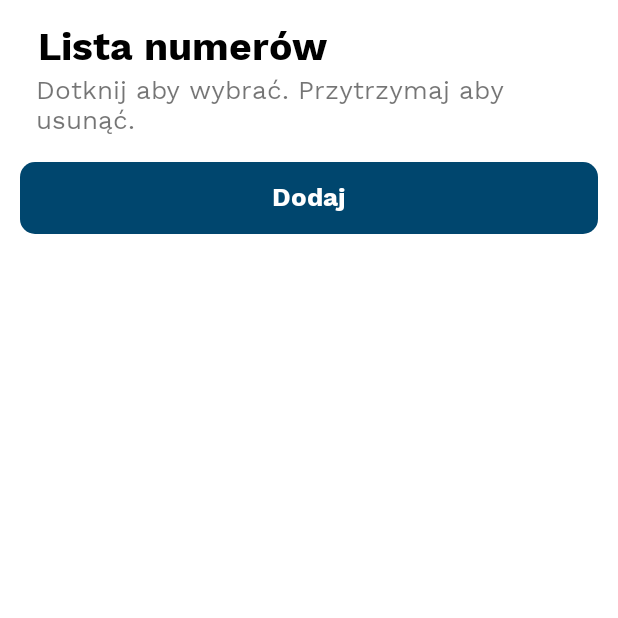
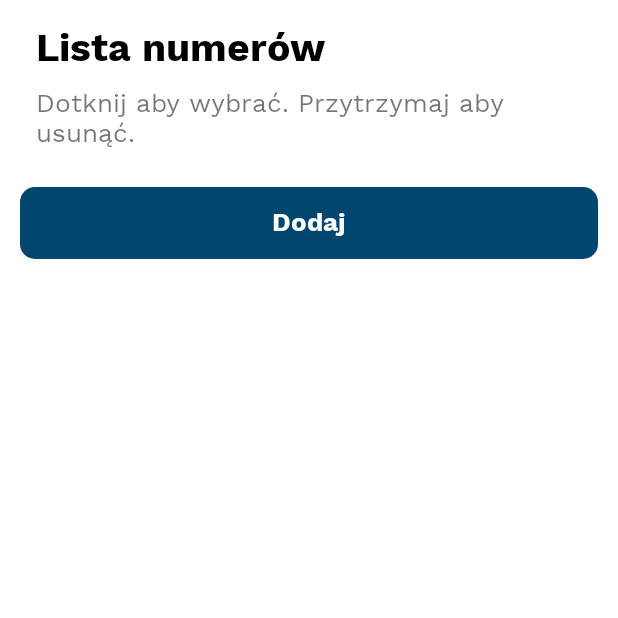
Before and after one commit to sebastianczuma/sms_gas_meter_reading, an Android app: the ListBankAccountNumber screen opened directly, with no data from a screen before it, on a phone screen of 412 x 824 dp, the top half of it. Run offline under Robolectric (Android 15) with nearby library versions, the phone set to English and light mode, and no system bars.

Commit message:
Aktualizacja wygladu (padding)

```diff
--- a/app/src/main/res/layout/activity_list_bank_account_number.xml
+++ b/app/src/main/res/layout/activity_list_bank_account_number.xml
@@ -22,8 +22,9 @@
                 android:id="@+id/title"
                 android:layout_width="match_parent"
                 android:layout_height="wrap_content"
-                android:layout_marginStart="25dp"
-                android:layout_marginTop="15dp"
+                android:layout_marginStart="24dp"
+                android:layout_marginTop="16dp"
+                android:layout_marginBottom="8dp"
                 android:text="@string/list_bank_account_number_title"
                 android:fontFamily="@font/worksans_bold"
                 android:textColor="@android:color/black"
@@ -33,7 +34,7 @@
                 android:id="@+id/text"
                 android:layout_width="match_parent"
                 android:layout_height="wrap_content"
-                android:layout_marginBottom="8dp"
+                android:layout_marginBottom="16dp"
                 android:layout_marginEnd="24dp"
                 android:layout_marginStart="24dp"
                 android:fontFamily="@font/worksans_regular"
--- a/app/src/main/res/values/strings.xml
+++ b/app/src/main/res/values/strings.xml
@@ -141,5 +141,5 @@ Polityka prywatności może być aktualizowana od czasu do czasu. Dlatego zaleca
 \n\n
 <b>Kontakt</b>
 \n\n
-Jeśli masz jakieś pytania lub sugestie dotyczące Polityki prywatności, nie wahaj się skontaktować się z analogapks@gmail.com</string>
+Jeśli masz jakieś pytania lub sugestie dotyczące Polityki prywatności, nie wahaj się skontaktować się z sebastianczuma@icloud.com</string>
 </resources>
```
Also changed, not shown: app/build.gradle (+8 -8 lines), app/src/main/res/layout/fragment_second.xml (+11 -7 lines), 1 other file.
